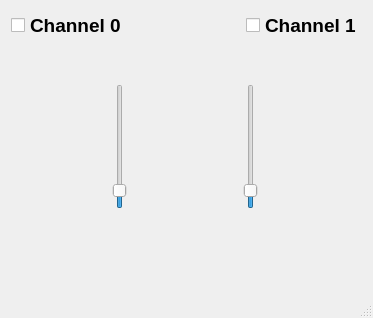
Above: ui/mainwindow.ui from Melomanstd/daq_gui before the change. Below: the same form after it.
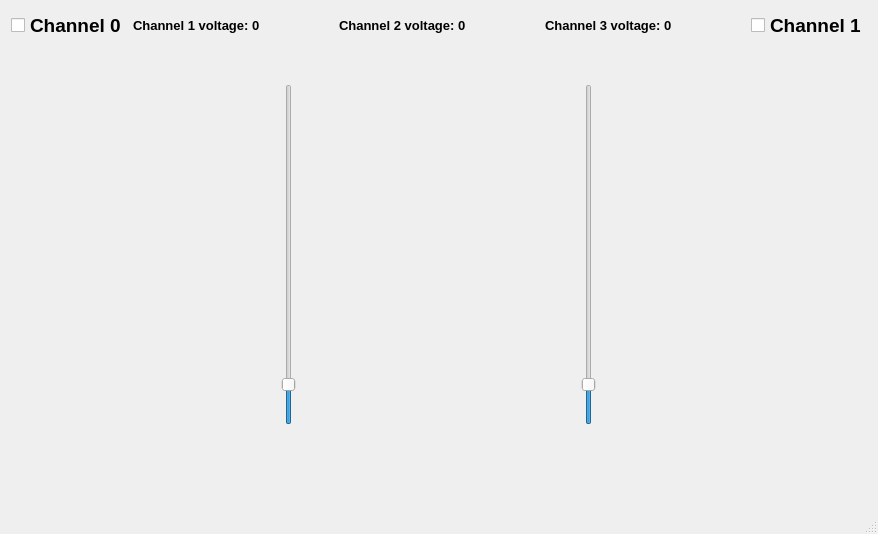
That is the form after the change. Icons and pictures are not drawn.

Commit message: block mode output and resume

Diff of the .ui file:
```diff
--- a/ui/mainwindow.ui
+++ b/ui/mainwindow.ui
@@ -6,8 +6,8 @@
    <rect>
     <x>0</x>
     <y>0</y>
-    <width>373</width>
-    <height>318</height>
+    <width>832</width>
+    <height>534</height>
    </rect>
   </property>
   <property name="windowTitle">
@@ -31,6 +31,105 @@
         </property>
        </widget>
       </item>
+      <item>
+       <spacer name="horizontalSpacer_6">
+        <property name="orientation">
+         <enum>Qt::Horizontal</enum>
+        </property>
+        <property name="sizeHint" stdset="0">
+         <size>
+          <width>40</width>
+          <height>20</height>
+         </size>
+        </property>
+       </spacer>
+      </item>
+      <item>
+       <widget class="QLabel" name="ch1_output_lbl">
+        <property name="minimumSize">
+         <size>
+          <width>200</width>
+          <height>0</height>
+         </size>
+        </property>
+        <property name="font">
+         <font>
+          <pointsize>10</pointsize>
+          <weight>75</weight>
+          <bold>true</bold>
+         </font>
+        </property>
+        <property name="text">
+         <string>Channel 1 voltage: 0</string>
+        </property>
+       </widget>
+      </item>
+      <item>
+       <spacer name="horizontalSpacer_7">
+        <property name="orientation">
+         <enum>Qt::Horizontal</enum>
+        </property>
+        <property name="sizeHint" stdset="0">
+         <size>
+          <width>40</width>
+          <height>20</height>
+         </size>
+        </property>
+       </spacer>
+      </item>
+      <item>
+       <widget class="QLabel" name="ch2_output_lbl">
+        <property name="minimumSize">
+         <size>
+          <width>200</width>
+          <height>0</height>
+         </size>
+        </property>
+        <property name="font">
+         <font>
+          <pointsize>10</pointsize>
+          <weight>75</weight>
+          <bold>true</bold>
+         </font>
+        </property>
+        <property name="text">
+         <string>Channel 2 voltage: 0</string>
+        </property>
+       </widget>
+      </item>
+      <item>
+       <spacer name="horizontalSpacer_8">
+        <property name="orientation">
+         <enum>Qt::Horizontal</enum>
+        </property>
+        <property name="sizeHint" stdset="0">
+         <size>
+          <width>40</width>
+          <height>20</height>
+         </size>
+        </property>
+       </spacer>
+      </item>
+      <item>
+       <widget class="QLabel" name="ch3_output_lbl">
+        <property name="minimumSize">
+         <size>
+          <width>200</width>
+          <height>0</height>
+         </size>
+        </property>
+        <property name="font">
+         <font>
+          <pointsize>10</pointsize>
+          <weight>75</weight>
+          <bold>true</bold>
+         </font>
+        </property>
+        <property name="text">
+         <string>Channel 3 voltage: 0</string>
+        </property>
+       </widget>
+      </item>
       <item>
        <spacer name="horizontalSpacer_2">
         <property name="orientation">
```
Left out of the diff: 4 changed lines with no effect on the pictures. The commit also changes 2 other files.
